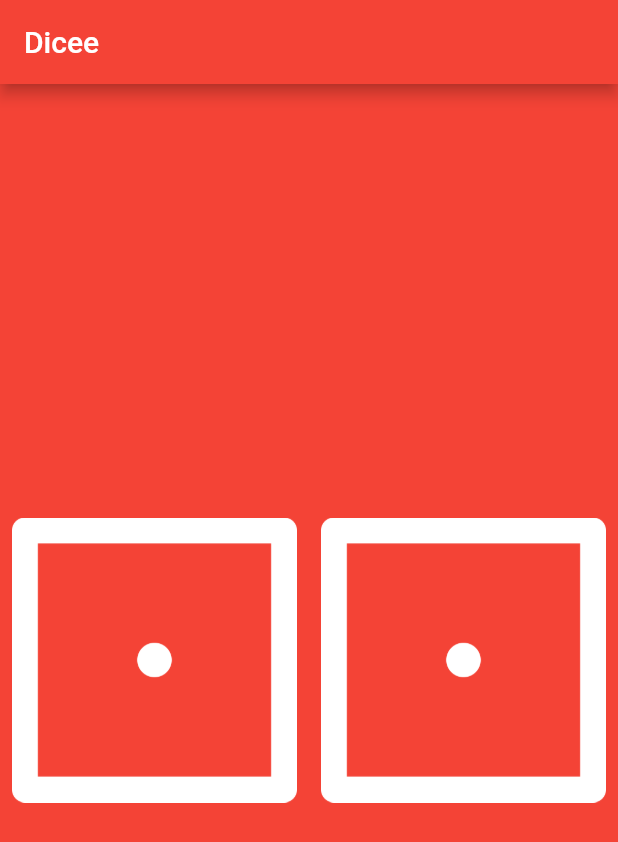
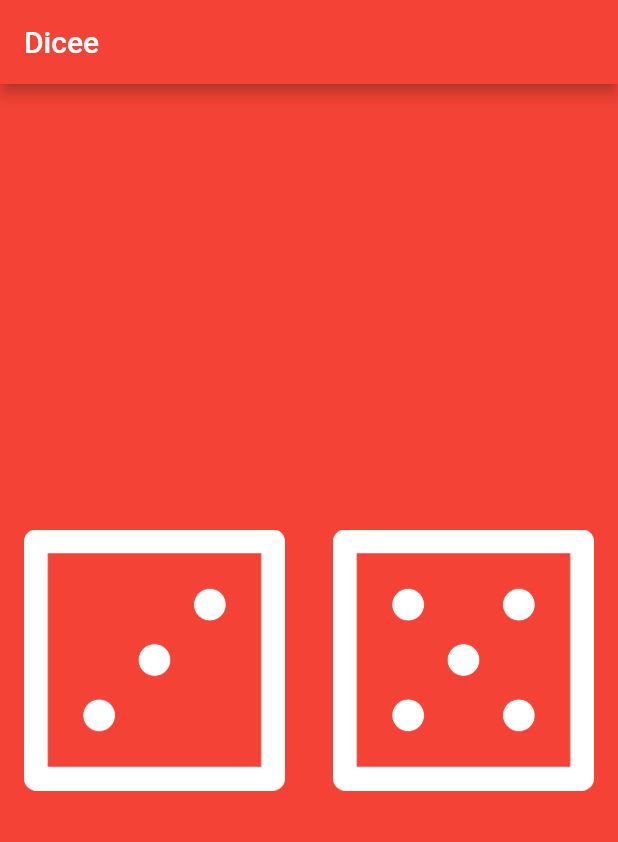
Before and after one commit to shalikakk/dice_flutter, a Flutter app: the screen it shows after launch, on a phone screen of 412 x 824 dp. Shown: the top 842 px of the screen. Run offline on Flutter 3.47's test engine with Material 2 defaults, Android fonts, the phone set to English and light mode, and no system bars.

Commit message:
add variables

```diff
--- a/lib/main.dart
+++ b/lib/main.dart
@@ -1,3 +1,5 @@
+import 'dart:math';
+
 import 'package:flutter/material.dart';
 
 void main() {
@@ -17,24 +19,33 @@ void main() {
 
 class DicePage extends StatelessWidget {
   @override
+
   Widget build(BuildContext context) {
+    var leftRandom = 3;
+    var rightRandom = 5;
     return Center(
       child: Row(
         children: <Widget>[
           Expanded(
-           child: Padding(
-             padding: const EdgeInsets.all(8.0),
-             child: Image(image: AssetImage('images/dice1.png'),
+            child: FlatButton(
+                child: Image(
+                image: AssetImage('images/dice$leftRandom.png'),
               ),
+              onPressed: (){
+
+              },
             ),
           ),
           Expanded(
-           child: Padding(
-             padding: const EdgeInsets.all(8.0),
-             child: Image(image: AssetImage('images/dice1.png'),
+            child: FlatButton(
+              child: Image(
+                image: AssetImage('images/dice$rightRandom.png'),
+              ),
+              onPressed: (){
+
+              },
             ),
           ),
-         )
         ],
       ),
     );
```
Lines whose indentation alone changed are shown as unchanged.
